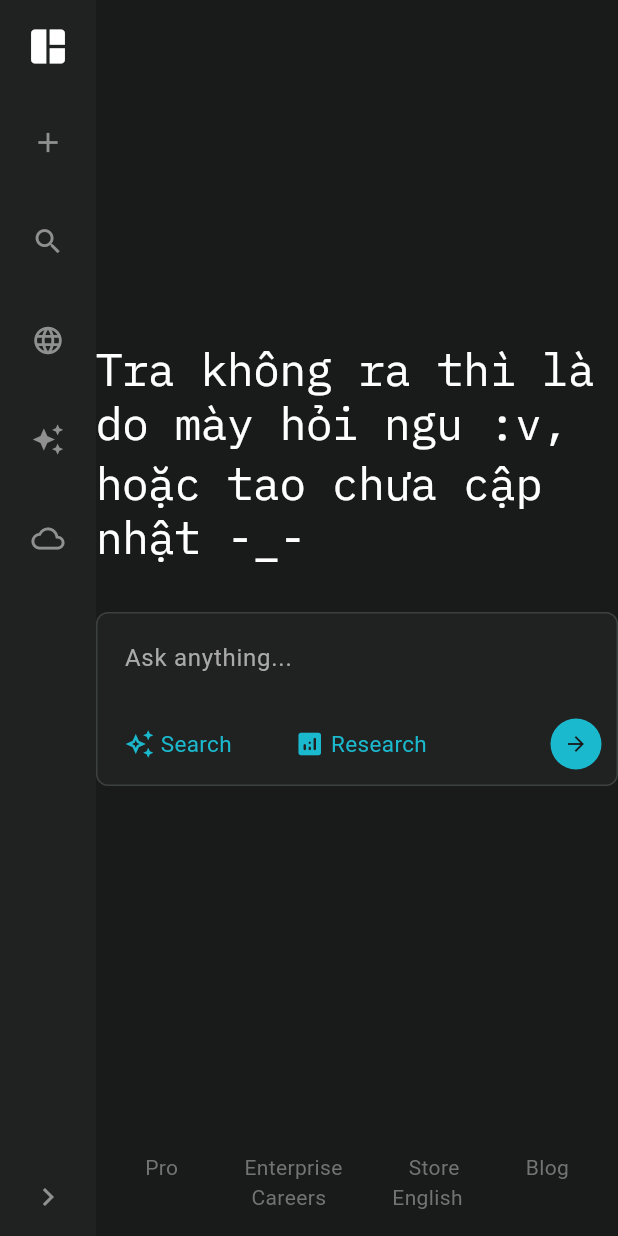
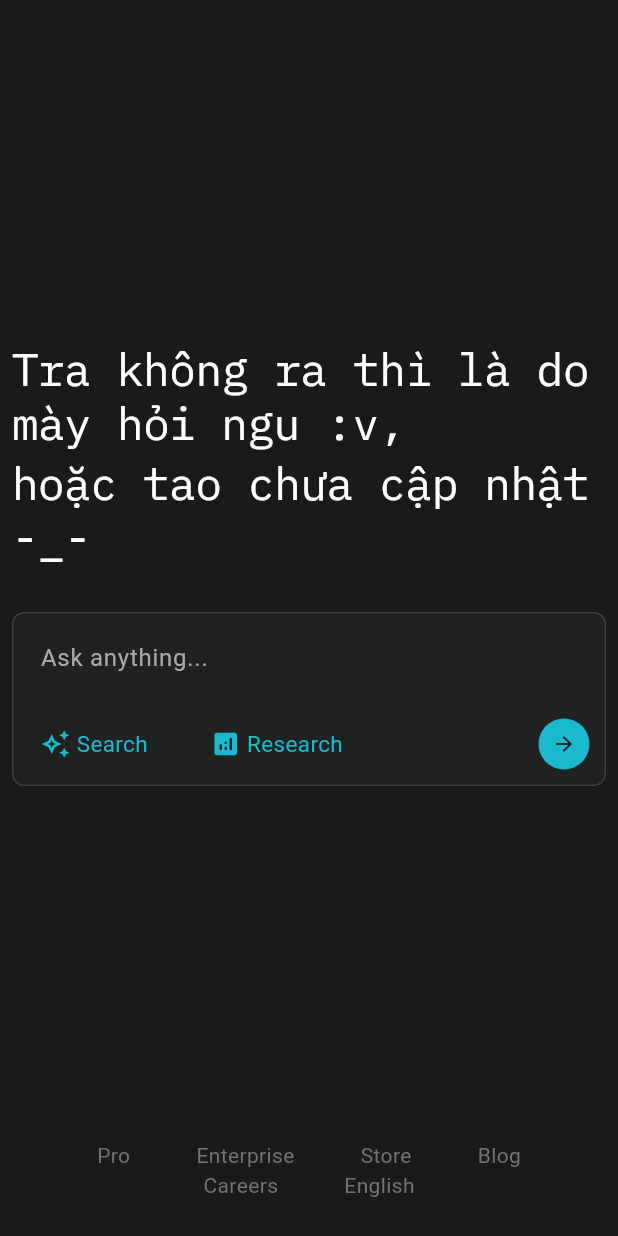
Before and after one commit to lam2691992/Perplexity_clone, a Flutter app: the screen it shows after launch, on a phone screen of 412 x 824 dp. Run offline on Flutter 3.47's test engine with Material 3 defaults, Android fonts, the phone set to English and light mode, and no system bars; our stand-ins replace flutter_markdown, google_fonts, skeletonizer; missing offline and left inert: web_socket_client; Roboto replaces fonts that are missing (Inder).

Commit message:
responsive

```diff
--- a/lib/pages/home_page.dart
+++ b/lib/pages/home_page.dart
@@ -1,3 +1,4 @@
+import 'package:flutter/foundation.dart';
 import 'package:flutter/material.dart';
 import 'package:perplexity/services/chat_web_service.dart';
 import 'package:perplexity/theme/colors.dart';
@@ -12,7 +13,6 @@
 }
 
 class _HomePageState extends State<HomePage> {
-
   @override
   void initState() {
     super.initState();
@@ -24,16 +24,15 @@
     return Scaffold(
       body: Row(
         children: [
-          //side navbar
-          const SideBar(),
-          // search section
+          kIsWeb ? const SideBar() : const SizedBox(),
           Expanded(
+            child: Padding(
+              padding: !kIsWeb ? const EdgeInsets.all(8.0) : EdgeInsets.zero,
               child: Column(
                 children: [
                   const Expanded(
                     child: SearchSection(),
                   ),
-
                   Container(
                     padding: const EdgeInsets.symmetric(vertical: 16),
                     child: const Wrap(
@@ -104,6 +103,7 @@
                   ),
                 ],
               ),
+            ),
           )
         ],
       ),
```
Also changed, not shown: lib/pages/chat_page.dart (+11 -7 lines). Lines whose indentation alone changed are shown as unchanged.
